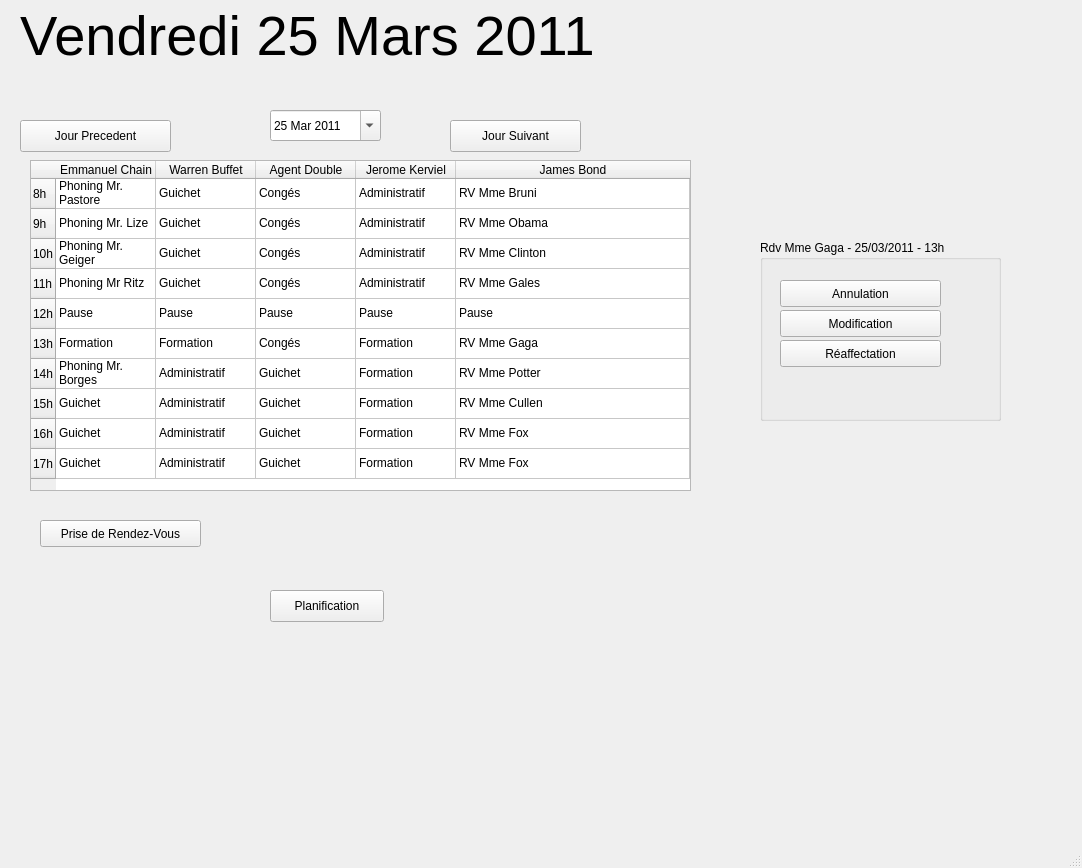
Old version of the form Fenetres/Agenda/agenda-vueQuotidienne.ui in the repository H4413/SOA.
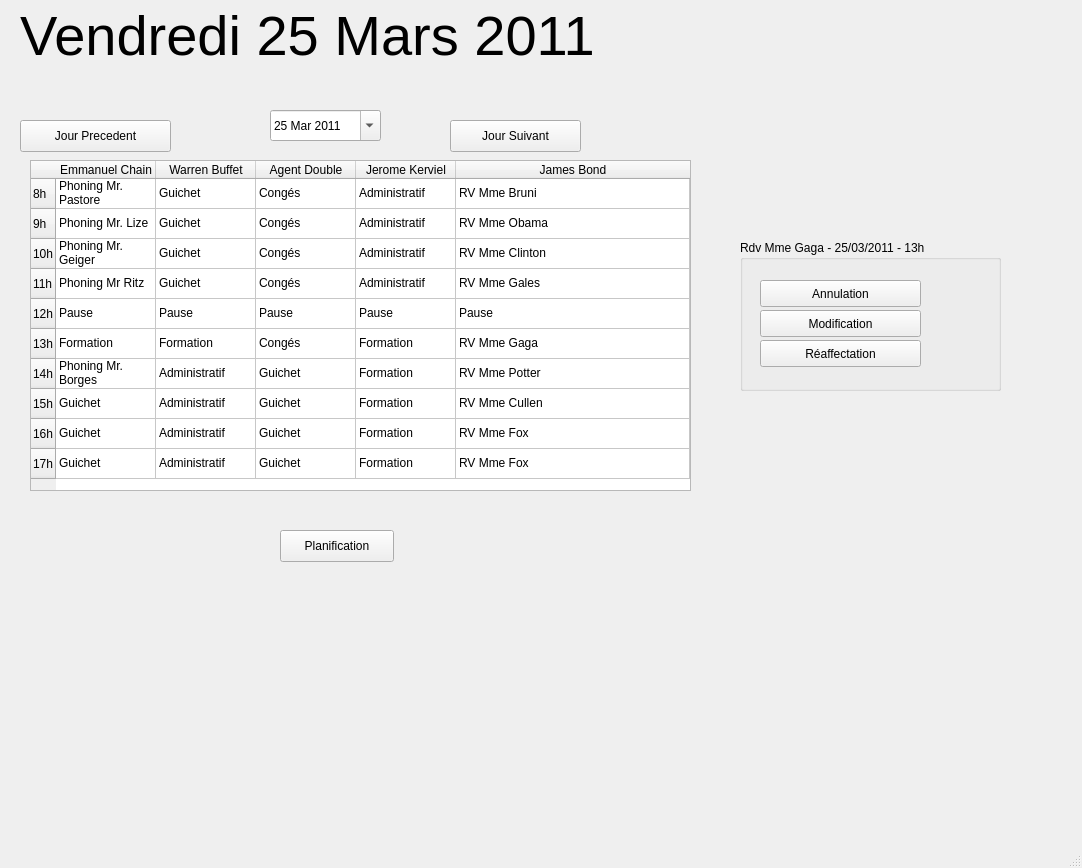
New version of the form.

Commit message: * fenêtres

The edit to the form file:
```diff
--- a/Fenetres/Agenda/agenda-vueQuotidienne.ui
+++ b/Fenetres/Agenda/agenda-vueQuotidienne.ui
@@ -42,7 +42,7 @@
      <rect>
       <x>20</x>
       <y>10</y>
-      <width>591</width>
+      <width>661</width>
       <height>51</height>
      </rect>
     </property>
@@ -422,26 +422,13 @@
      </property>
     </item>
    </widget>
-   <widget class="QPushButton" name="pushButton_3">
-    <property name="geometry">
-     <rect>
-      <x>40</x>
-      <y>520</y>
-      <width>161</width>
-      <height>27</height>
-     </rect>
-    </property>
-    <property name="text">
-     <string>Prise de Rendez-Vous</string>
-    </property>
-   </widget>
    <widget class="QGroupBox" name="groupBox">
     <property name="geometry">
      <rect>
-      <x>760</x>
+      <x>740</x>
       <y>240</y>
-      <width>241</width>
-      <height>181</height>
+      <width>261</width>
+      <height>151</height>
      </rect>
     </property>
     <property name="title">
@@ -490,8 +477,8 @@
    <widget class="QPushButton" name="pushButton_8">
     <property name="geometry">
      <rect>
-      <x>270</x>
-      <y>590</y>
+      <x>280</x>
+      <y>530</y>
       <width>114</width>
       <height>32</height>
      </rect>
```
The commit also changes 2 other files.
